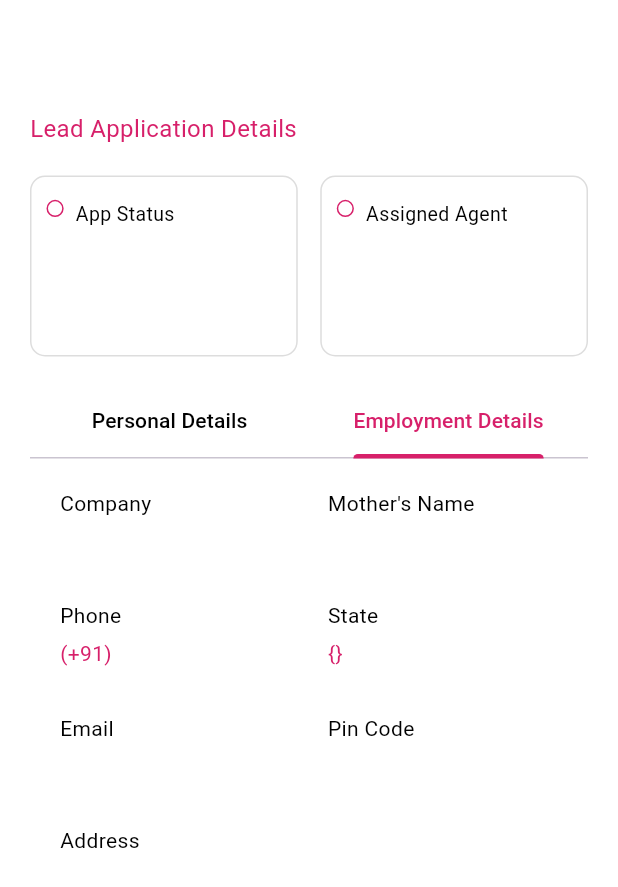
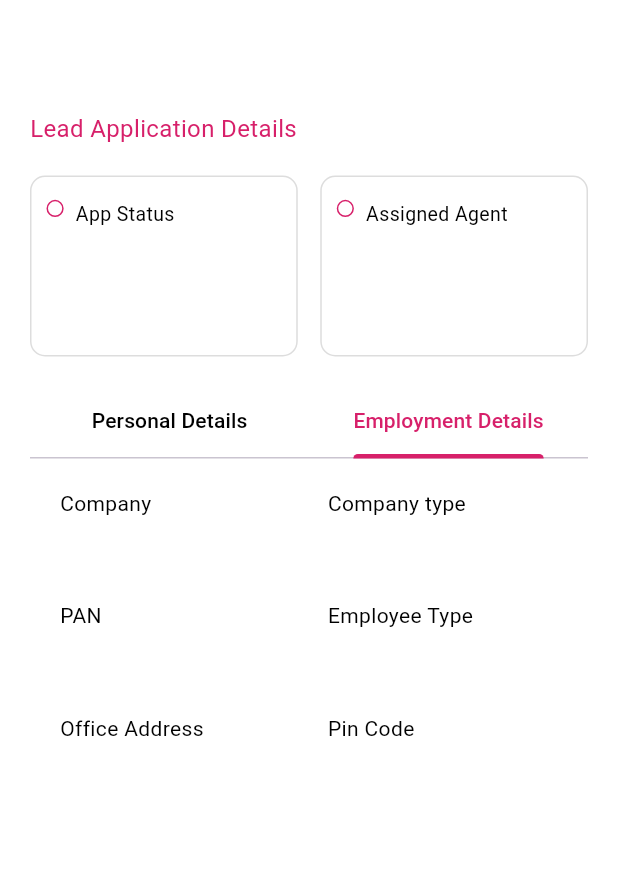
Before and after one commit to ShashankjGithub/investcraftpartner, a Flutter app: the LeadDetailScreen screen opened directly with empty values, tab 2 chosen, on a phone screen of 412 x 824 dp. Shown: the top 887 px of the screen. Run offline on Flutter 3.47's test engine with Material 3 defaults, Android fonts, the phone set to English and light mode, and no system bars; our stand-ins replace dio, dotted_border, dropdown_button2, file_picker, flutter_local_notifications, flutter_screenutil and 10 more; missing offline and left inert: downloads_path_provider_28, pdf_image_renderer, syncfusion_flutter_pdfviewer; accounts and stored records are empty; network calls fail; Roboto replaces fonts that are missing (Poppins); project files that could hold a hidden picture were left out.

Commit message:
01-11-2023-1

```diff
--- a/lib/screens/authScreens/authProvider.dart
+++ b/lib/screens/authScreens/authProvider.dart
@@ -110,7 +110,7 @@ class AuthProvider extends ChangeNotifier{
             status = json.decode(response.body)["next"];
             sp.setString("status", json.decode(response.body)["next"]);
             notifyListeners();
-             status = KYC_DOC;
+             //status = KYC_DOC;
             if(status==HOME_PAGE){
               Get.offAll(BottomBarScreen());
             }else{
--- a/lib/screens/leadsScreens/leadDetailScreen.dart
+++ b/lib/screens/leadsScreens/leadDetailScreen.dart
@@ -244,40 +244,40 @@ class _LeadDetailScreenState extends State<LeadDetailScreen> with SingleTickerPr
         Row(
           children: [
             Expanded(
-                child: LeadDetailContainer(title: "Company",data: "${widget.data.firstName}",)),
+                child: LeadDetailContainer(title: "Company",data: "${widget.data.companyName}",)),
             Gap(15),
             Expanded(
-                child: LeadDetailContainer(title: "Mother's Name",data: "${widget.data.motherName}",)),
+                child: LeadDetailContainer(title: "Company type",data: "${widget.data.companyType}",)),
           ],
         ),
         Gap(30),
         Row(
           children: [
             Expanded(
-                child: LeadDetailContainer(title: "Phone",data: "(+91) ${widget.data.mobile}",)),
+                child: LeadDetailContainer(title: "PAN",data: "${widget.data.pan}",)),
             Gap(15),
             Expanded(
-                child: LeadDetailContainer(title: "State",data: "${widget.data.state}",),),
+                child: LeadDetailContainer(title: "Employee Type",data: "${widget.data.employmentType}",),),
           ],
         ),
         Gap(30),
         Row(
           children: [
             Expanded(
-                child: LeadDetailContainer(title: "Email",data: "${widget.data.email}",)),
+                child: LeadDetailContainer(title: "Office Address",data: "${widget.data.officeAddress}",)),
             Gap(15),
             Expanded(
                 child: LeadDetailContainer(title: "Pin Code",data: "${widget.data.pincode}",)),
           ],
         ),
-        Gap(30),
-        Row(
-          children: [
-            Expanded(
-                child: LeadDetailContainer(title: "Address",data: "${widget.data.officeAddress}",)),
-
-          ],
-        ),
+        // Gap(30),
+        // Row(
+        //   children: [
+        //     Expanded(
+        //         child: LeadDetailContainer(title: "Address",data: "${widget.data.officeAddress}",)),
+        //
+        //   ],
+        // ),
       ],
     );
   }
```
